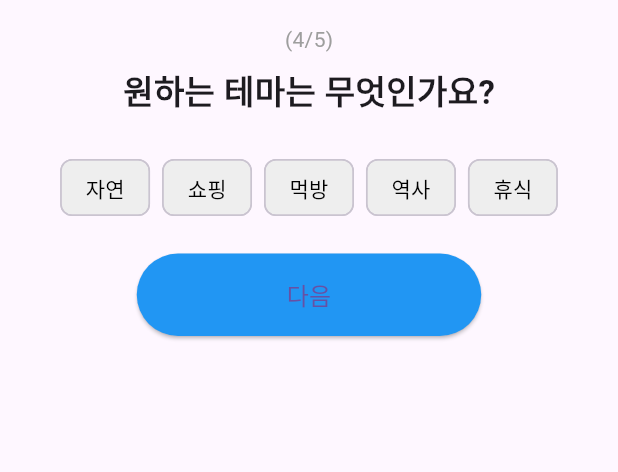
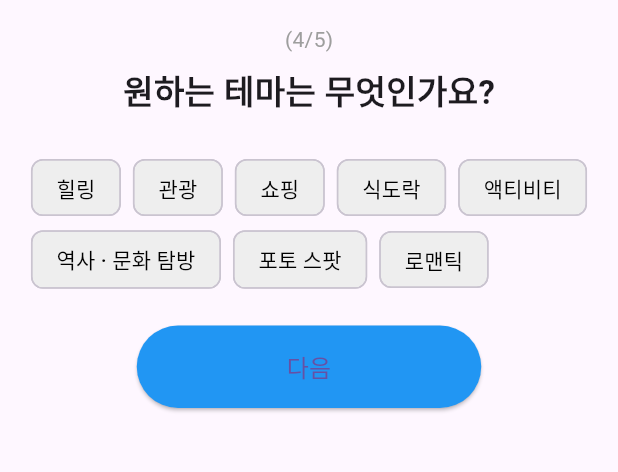
Before and after one commit to Shinsolmi/Planit-Fe, a Flutter app: the Question4Screen screen opened directly, on a phone screen of 412 x 824 dp, the part 84-556 px from its top. Run offline on Flutter 3.47's test engine with Material 3 defaults, Android fonts, the light colour scheme and no system bars; our stand-ins replace shared_preferences; accounts and stored records are empty.

```diff
--- a/lib/env.dart
+++ b/lib/env.dart
@@ -2,5 +2,7 @@ import 'package:flutter/foundation.dart' show kIsWeb;
 
 const String _envBase = String.fromEnvironment('BASE_URL', defaultValue: '');
 
-String get baseUrl =>
-    _envBase.isNotEmpty ? _envBase : (kIsWeb ? 'https://0f8d907f90ba.ngrok-free.app' : 'http://10.0.2.2:3000');
+const bool useTunnel = true; // false면 로컬
+const _tunnel = 'https://f2c240b71ba9.ngrok-free.app';
+const _local  = 'http://10.0.2.2:3000';
+String get baseUrl => _envBase.isNotEmpty ? _envBase : (useTunnel ? _tunnel : _local);
--- a/lib/screens/question3_screen.dart
+++ b/lib/screens/question3_screen.dart
@@ -18,7 +18,7 @@ class _Question3ScreenState extends State<Question3Screen> {
   bool _loading = false;
 
   final List<String> travelTypes = [
-    '혼자', '부모님', '연인', '배우자', '친구', '아이와 함께', '지인'
+    '혼자', '부모님', '가족', '연인/배우자', '친구', '아이와 함께', '지인', '애완동물', '직장/단체'
   ];
 
   Future<void> _saveCompanionAndNext() async {
--- a/lib/screens/question4_screen.dart
+++ b/lib/screens/question4_screen.dart
@@ -17,7 +17,7 @@ class _Question4ScreenState extends State<Question4Screen> {
   String? selectedTheme;
   bool _loading = false;
 
-  final List<String> themes = ['자연', '쇼핑', '먹방', '역사', '휴식'];
+  final List<String> themes = ['힐링', '관광', '쇼핑', '식도락', '액티비티', '역사 · 문화 탐방', '포토 스팟', '로맨틱'];
 
 
   Future<void> _saveThemeAndNext() async {
--- a/lib/screens/question_screen.dart
+++ b/lib/screens/question_screen.dart
@@ -14,7 +14,7 @@ class QuestionPage extends StatefulWidget {
 
 class _QuestionPageState extends State<QuestionPage> {
   final Map<String, List<String>> cityCategories = {
-    '일본': ['도쿄', '오사카', '후쿠오카', '시즈오카', '나고야', '삿포로', '오키나와'],
+    '일본': ['도쿄', '오사카', '교토', '후쿠오카', '시즈오카', '나고야', '삿포로', '오키나와'],
     '중국': ['충칭', '상하이', '베이징'],
   };
 
```
